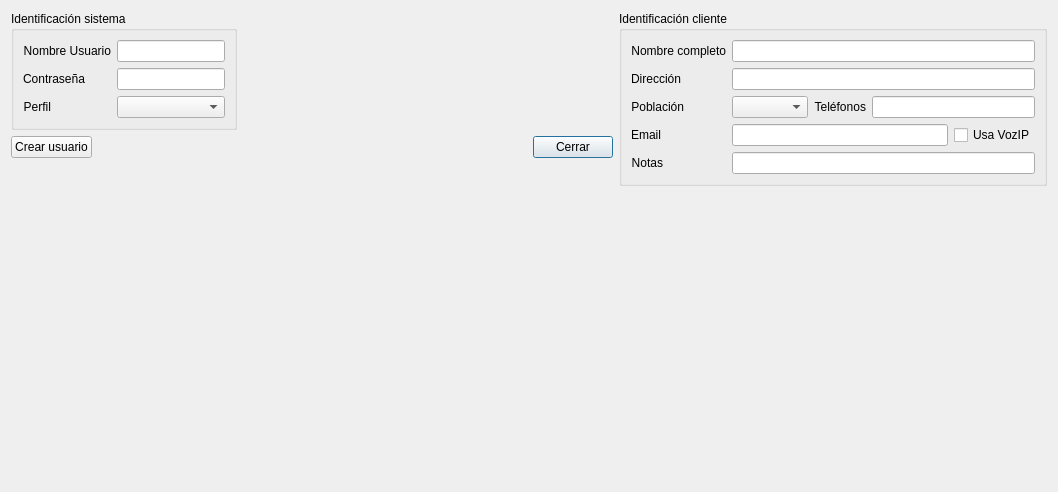
silderan/QMikPPPManager, file DlgNuevoUsuario.ui: the form before one commit.
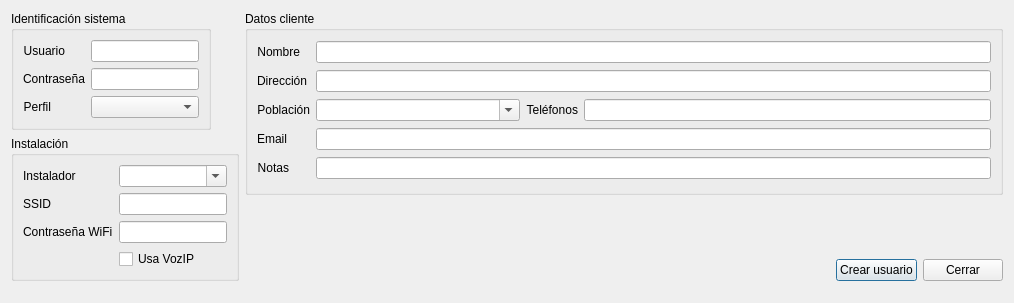
The form after the commit.

What changed in the file:
```diff
--- a/DlgNuevoUsuario.ui
+++ b/DlgNuevoUsuario.ui
@@ -6,96 +6,18 @@
    <rect>
     <x>0</x>
     <y>0</y>
-    <width>1058</width>
-    <height>492</height>
+    <width>1014</width>
+    <height>303</height>
    </rect>
   </property>
   <property name="windowTitle">
    <string>Dialog</string>
   </property>
-  <layout class="QGridLayout" name="gridLayout_3">
-   <item row="0" column="0" colspan="3">
-    <widget class="QGroupBox" name="groupBox">
-     <property name="sizePolicy">
-      <sizepolicy hsizetype="Fixed" vsizetype="Fixed">
-       <horstretch>0</horstretch>
-       <verstretch>0</verstretch>
-      </sizepolicy>
-     </property>
-     <property name="title">
-      <string>Identificación sistema</string>
-     </property>
-     <layout class="QGridLayout" name="gridLayout">
-      <item row="0" column="0">
-       <widget class="QLabel" name="label">
-        <property name="sizePolicy">
-         <sizepolicy hsizetype="Fixed" vsizetype="Preferred">
-          <horstretch>0</horstretch>
-          <verstretch>0</verstretch>
-         </sizepolicy>
-        </property>
-        <property name="text">
-         <string>Nombre Usuario</string>
-        </property>
-        <property name="alignment">
-         <set>Qt::AlignRight|Qt::AlignTrailing|Qt::AlignVCenter</set>
-        </property>
-       </widget>
-      </item>
-      <item row="0" column="1">
-       <widget class="QLineEdit" name="leUser"/>
-      </item>
-      <item row="1" column="0">
-       <widget class="QLabel" name="label_2">
-        <property name="sizePolicy">
-         <sizepolicy hsizetype="Fixed" vsizetype="Preferred">
-          <horstretch>0</horstretch>
-          <verstretch>0</verstretch>
-         </sizepolicy>
-        </property>
-        <property name="text">
-         <string>Contraseña</string>
-        </property>
-        <property name="alignment">
-         <set>Qt::AlignRight|Qt::AlignTrailing|Qt::AlignVCenter</set>
-        </property>
-       </widget>
-      </item>
-      <item row="1" column="1">
-       <widget class="QLineEdit" name="lePass"/>
-      </item>
-      <item row="2" column="0">
-       <widget class="QLabel" name="label_3">
-        <property name="sizePolicy">
-         <sizepolicy hsizetype="Fixed" vsizetype="Preferred">
-          <horstretch>0</horstretch>
-          <verstretch>0</verstretch>
-         </sizepolicy>
-        </property>
-        <property name="text">
-         <string>Perfil</string>
-        </property>
-        <property name="alignment">
-         <set>Qt::AlignRight|Qt::AlignTrailing|Qt::AlignVCenter</set>
-        </property>
-       </widget>
-      </item>
-      <item row="2" column="1">
-       <widget class="QComboBox" name="cbPerfil"/>
-      </item>
-     </layout>
-    </widget>
-   </item>
-   <item row="0" column="3" rowspan="3">
+  <layout class="QGridLayout" name="gridLayout_4">
+   <item row="0" column="1" rowspan="2">
     <widget class="QGroupBox" name="groupBox_2">
-     <property name="sizePolicy">
-      <sizepolicy hsizetype="Preferred" vsizetype="Fixed">
-       <horstretch>0</horstretch>
-       <verstretch>0</verstretch>
-      </sizepolicy>
-     </property>
      <property name="title">
-      <string>Identificación cliente</string>
+      <string>Datos cliente</string>
      </property>
      <layout class="QGridLayout" name="gridLayout_2">
       <item row="0" column="1" colspan="4">
@@ -109,6 +31,38 @@
           <verstretch>0</verstretch>
          </sizepolicy>
         </property>
+        <property name="editable">
+         <bool>true</bool>
+        </property>
+        <property name="currentIndex">
+         <number>-1</number>
+        </property>
+       </widget>
+      </item>
+      <item row="0" column="0">
+       <widget class="QLabel" name="label_4">
+        <property name="sizePolicy">
+         <sizepolicy hsizetype="Maximum" vsizetype="Preferred">
+          <horstretch>0</horstretch>
+          <verstretch>0</verstretch>
+         </sizepolicy>
+        </property>
+        <property name="text">
+         <string>Nombre</string>
+        </property>
+        <property name="alignment">
+         <set>Qt::AlignRight|Qt::AlignTrailing|Qt::AlignVCenter</set>
+        </property>
+       </widget>
+      </item>
+      <item row="2" column="3" colspan="2">
+       <widget class="QLineEdit" name="leTelefonos">
+        <property name="sizePolicy">
+         <sizepolicy hsizetype="Expanding" vsizetype="Fixed">
+          <horstretch>0</horstretch>
+          <verstretch>0</verstretch>
+         </sizepolicy>
+        </property>
        </widget>
       </item>
       <item row="1" column="1" colspan="4">
@@ -130,22 +84,6 @@
         </property>
        </widget>
       </item>
-      <item row="0" column="0">
-       <widget class="QLabel" name="label_4">
-        <property name="sizePolicy">
-         <sizepolicy hsizetype="Maximum" vsizetype="Preferred">
-          <horstretch>0</horstretch>
-          <verstretch>0</verstretch>
-         </sizepolicy>
-        </property>
-        <property name="text">
-         <string>Nombre completo</string>
-        </property>
-        <property name="alignment">
-         <set>Qt::AlignRight|Qt::AlignTrailing|Qt::AlignVCenter</set>
-        </property>
-       </widget>
-      </item>
       <item row="1" column="0">
        <widget class="QLabel" name="label_5">
         <property name="sizePolicy">
@@ -162,16 +100,6 @@
         </property>
        </widget>
       </item>
-      <item row="2" column="3" colspan="2">
-       <widget class="QLineEdit" name="leTelefonos">
-        <property name="sizePolicy">
-         <sizepolicy hsizetype="Expanding" vsizetype="Fixed">
-          <horstretch>0</horstretch>
-          <verstretch>0</verstretch>
-         </sizepolicy>
-        </property>
-       </widget>
-      </item>
       <item row="3" column="0">
        <widget class="QLabel" name="label_8">
         <property name="sizePolicy">
@@ -188,6 +116,25 @@
         </property>
        </widget>
       </item>
+      <item row="4" column="1" colspan="4">
+       <widget class="QLineEdit" name="leNotas"/>
+      </item>
+      <item row="4" column="0">
+       <widget class="QLabel" name="label_9">
+        <property name="sizePolicy">
+         <sizepolicy hsizetype="Maximum" vsizetype="Preferred">
+          <horstretch>0</horstretch>
+          <verstretch>0</verstretch>
+         </sizepolicy>
+        </property>
+        <property name="text">
+         <string>Notas</string>
+        </property>
+        <property name="alignment">
+         <set>Qt::AlignRight|Qt::AlignTrailing|Qt::AlignVCenter</set>
+        </property>
+       </widget>
+      </item>
       <item row="2" column="2">
        <widget class="QLabel" name="label_7">
         <property name="sizePolicy">
@@ -204,10 +151,149 @@
         </property>
        </widget>
       </item>
-      <item row="3" column="1" colspan="3">
+      <item row="3" column="1" colspan="4">
        <widget class="QLineEdit" name="leEmail"/>
       </item>
-      <item row="3" column="4">
+     </layout>
+    </widget>
+   </item>
+   <item row="0" column="0">
+    <widget class="QGroupBox" name="groupBox">
+     <property name="sizePolicy">
+      <sizepolicy hsizetype="Maximum" vsizetype="Preferred">
+       <horstretch>0</horstretch>
+       <verstretch>0</verstretch>
+      </sizepolicy>
+     </property>
+     <property name="title">
+      <string>Identificación sistema</string>
+     </property>
+     <layout class="QGridLayout" name="gridLayout">
+      <item row="0" column="0">
+       <widget class="QLabel" name="label">
+        <property name="sizePolicy">
+         <sizepolicy hsizetype="Fixed" vsizetype="Preferred">
+          <horstretch>0</horstretch>
+          <verstretch>0</verstretch>
+         </sizepolicy>
+        </property>
+        <property name="text">
+         <string>Usuario</string>
+        </property>
+        <property name="alignment">
+         <set>Qt::AlignRight|Qt::AlignTrailing|Qt::AlignVCenter</set>
+        </property>
+       </widget>
+      </item>
+      <item row="0" column="1">
+       <widget class="QLineEdit" name="leUser"/>
+      </item>
+      <item row="1" column="0">
+       <widget class="QLabel" name="label_2">
+        <property name="sizePolicy">
+         <sizepolicy hsizetype="Fixed" vsizetype="Preferred">
+          <horstretch>0</horstretch>
+          <verstretch>0</verstretch>
+         </sizepolicy>
+        </property>
+        <property name="text">
+         <string>Contraseña</string>
+        </property>
+        <property name="alignment">
+         <set>Qt::AlignRight|Qt::AlignTrailing|Qt::AlignVCenter</set>
+        </property>
+       </widget>
+      </item>
+      <item row="1" column="1">
+       <widget class="QLineEdit" name="lePass"/>
+      </item>
+      <item row="2" column="0">
+       <widget class="QLabel" name="label_3">
+        <property name="sizePolicy">
+         <sizepolicy hsizetype="Fixed" vsizetype="Preferred">
+          <horstretch>0</horstretch>
+          <verstretch>0</verstretch>
+         </sizepolicy>
+        </property>
+        <property name="text">
+         <string>Perfil</string>
+        </property>
+        <property name="alignment">
+         <set>Qt::AlignRight|Qt::AlignTrailing|Qt::AlignVCenter</set>
+        </property>
+       </widget>
+      </item>
+      <item row="2" column="1">
+       <widget class="QComboBox" name="cbPerfil"/>
+      </item>
+     </layout>
+    </widget>
+   </item>
+   <item row="3" column="1">
+    <layout class="QHBoxLayout" name="horizontalLayout">
+     <item>
+      <spacer name="horizontalSpacer">
+       <property name="orientation">
+        <enum>Qt::Horizontal</enum>
+       </property>
+       <property name="sizeHint" stdset="0">
+        <size>
+         <width>61</width>
+         <height>20</height>
+        </size>
+       </property>
+      </spacer>
+     </item>
+     <item>
+      <widget class="QPushButton" name="btCrear">
+       <property name="text">
+        <string>Crear usuario</string>
+       </property>
+      </widget>
+     </item>
+     <item>
+      <widget class="QPushButton" name="btCerrar">
+       <property name="text">
+        <string>Cerrar</string>
+       </property>
+      </widget>
+     </item>
+    </layout>
+   </item>
+   <item row="1" column="0" rowspan="3">
+    <widget class="QGroupBox" name="groupBox_3">
+     <property name="sizePolicy">
+      <sizepolicy hsizetype="Maximum" vsizetype="Preferred">
+       <horstretch>0</horstretch>
+       <verstretch>0</verstretch>
+      </sizepolicy>
+     </property>
+     <property name="title">
+      <string>Instalación</string>
+     </property>
+     <layout class="QGridLayout" name="gridLayout_3">
+      <item row="1" column="0">
+       <widget class="QLabel" name="label_11">
+        <property name="text">
+         <string>SSID</string>
+        </property>
+       </widget>
+      </item>
+      <item row="0" column="0">
+       <widget class="QLabel" name="label_10">
+        <property name="text">
+         <string>Instalador</string>
+        </property>
+       </widget>
+      </item>
+      <item row="0" column="1">
+       <widget class="QComboBox" name="cbInstalador">
+        <property name="editable">
+         <bool>true</bool>
+        </property>
+       </widget>
+      </item>
+      <item row="3" column="1">
        <widget class="QCheckBox" name="chVozIP">
         <property name="sizePolicy">
          <sizepolicy hsizetype="Fixed" vsizetype="Fixed">
@@ -220,92 +306,47 @@
         </property>
        </widget>
       </item>
-      <item row="4" column="1" colspan="4">
-       <widget class="QLineEdit" name="leNotas"/>
-      </item>
-      <item row="4" column="0">
-       <widget class="QLabel" name="label_9">
-        <property name="sizePolicy">
-         <sizepolicy hsizetype="Maximum" vsizetype="Preferred">
-          <horstretch>0</horstretch>
-          <verstretch>0</verstretch>
-         </sizepolicy>
-        </property>
+      <item row="2" column="0">
+       <widget class="QLabel" name="label_12">
         <property name="text">
-         <string>Notas</string>
-        </property>
-        <property name="alignment">
-         <set>Qt::AlignRight|Qt::AlignTrailing|Qt::AlignVCenter</set>
+         <string>Contraseña WiFi</string>
         </property>
        </widget>
       </item>
+      <item row="2" column="1">
+       <widget class="QLineEdit" name="leWPass"/>
+      </item>
+      <item row="1" column="1">
+       <widget class="QLineEdit" name="leSSID"/>
+      </item>
      </layout>
     </widget>
    </item>
-   <item row="1" column="2">
-    <widget class="QPushButton" name="btCerrar">
-     <property name="sizePolicy">
-      <sizepolicy hsizetype="Fixed" vsizetype="Fixed">
-       <horstretch>0</horstretch>
-       <verstretch>0</verstretch>
-      </sizepolicy>
-     </property>
-     <property name="text">
-      <string>Cerrar</string>
-     </property>
-    </widget>
-   </item>
-   <item row="1" column="0">
-    <widget class="QPushButton" name="btCrear">
-     <property name="sizePolicy">
-      <sizepolicy hsizetype="Fixed" vsizetype="Fixed">
-       <horstretch>0</horstretch>
-       <verstretch>0</verstretch>
-      </sizepolicy>
-     </property>
-     <property name="text">
-      <string>Crear usuario</string>
-     </property>
-    </widget>
-   </item>
-   <item row="3" column="3">
-    <spacer name="verticalSpacer_2">
+   <item row="2" column="1">
+    <spacer name="verticalSpacer_3">
      <property name="orientation">
       <enum>Qt::Vertical</enum>
-     </property>
-     <property name="sizeHint" stdset="0">
-      <size>
-       <width>408</width>
-       <height>282</height>
-      </size>
-     </property>
-    </spacer>
-   </item>
-   <item row="2" column="0" rowspan="2" colspan="3">
-    <spacer name="verticalSpacer">
-     <property name="orientation">
-      <enum>Qt::Vertical</enum>
-     </property>
-     <property name="sizeHint" stdset="0">
-      <size>
-       <width>178</width>
-       <height>305</height>
-      </size>
-     </property>
-    </spacer>
-   </item>
-   <item row="1" column="1">
-    <spacer name="horizontalSpacer">
-     <property name="orientation">
-      <enum>Qt::Horizontal</enum>
      </property>
      <property name="sizeType">
-      <enum>QSizePolicy::Fixed</enum>
+      <enum>QSizePolicy::Maximum</enum>
      </property>
      <property name="sizeHint" stdset="0">
       <size>
-       <width>61</width>
-       <height>20</height>
+       <width>20</width>
+       <height>40</height>
+      </size>
+     </property>
+    </spacer>
+   </item>
+   <item row="4" column="0" colspan="2">
+    <spacer name="verticalSpacer_2">
+     <property name="orientation">
+      <enum>Qt::Vertical</enum>
+     </property>
+     <property name="sizeHint" stdset="0">
+      <size>
+       <width>20</width>
+       <height>40</height>
       </size>
      </property>
     </spacer>
```
Left out of the diff: 5 changed lines with no effect on the pictures.
